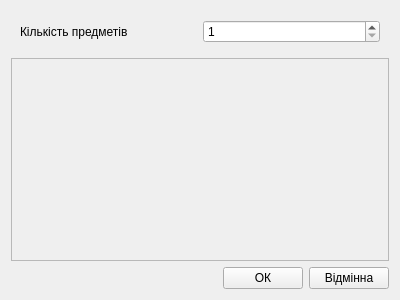
Qt form Kursova/EducationProgressForms/InputForms/subjectinputform.ui (zzvanyazz/Kursova) before a commit.
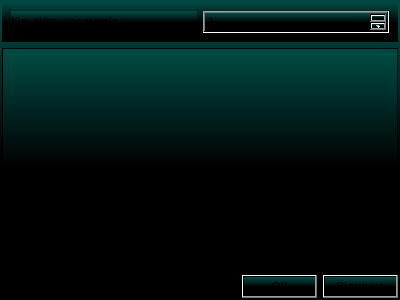
The same form after that commit.

Diff of the .ui file:
```diff
--- a/Kursova/EducationProgressForms/InputForms/subjectinputform.ui
+++ b/Kursova/EducationProgressForms/InputForms/subjectinputform.ui
@@ -13,7 +13,22 @@
   <property name="windowTitle">
    <string>Form</string>
   </property>
+  <property name="styleSheet">
+   <string notr="true">background-color: qlineargradient(spread:pad, x1:1, y1:1, x2:1, y2:0.034, stop:0.475962 rgba(0, 0, 0, 255), stop:1 rgba(0, 72, 65, 255));</string>
+  </property>
   <layout class="QVBoxLayout" name="verticalLayout">
+   <property name="leftMargin">
+    <number>2</number>
+   </property>
+   <property name="topMargin">
+    <number>2</number>
+   </property>
+   <property name="rightMargin">
+    <number>2</number>
+   </property>
+   <property name="bottomMargin">
+    <number>2</number>
+   </property>
    <item>
     <widget class="QWidget" name="horizontalWidget_3" native="true">
      <property name="sizePolicy">
@@ -50,8 +65,8 @@
        <rect>
         <x>0</x>
         <y>0</y>
-        <width>376</width>
-        <height>188</height>
+        <width>394</width>
+        <height>204</height>
        </rect>
       </property>
       <layout class="QVBoxLayout" name="verticalLayout_2"/>
```
Left out of the diff: 2 changed lines with no effect on the pictures.
